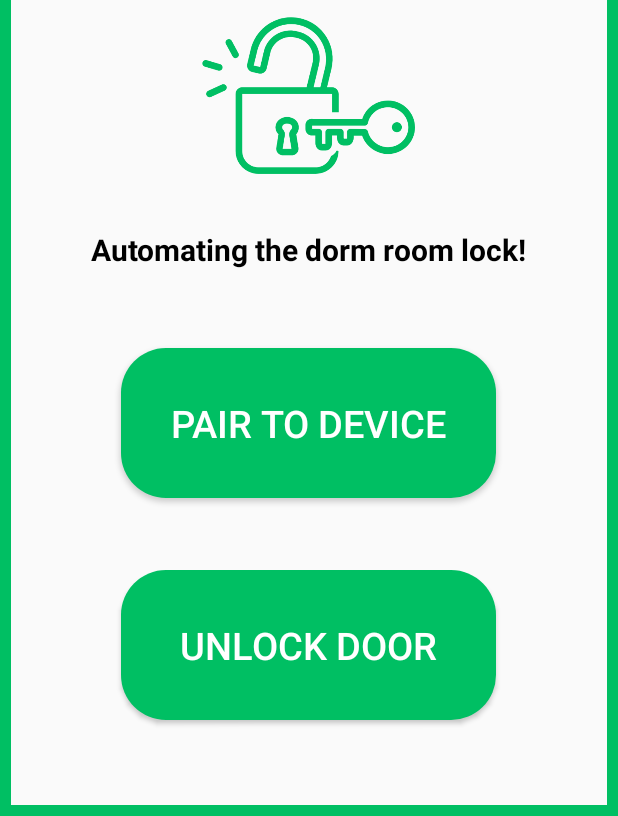
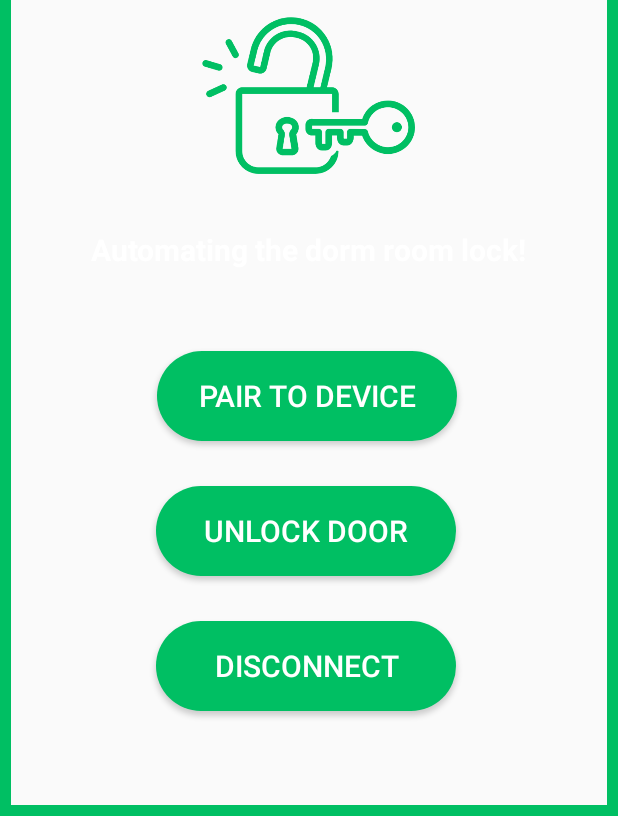
Before and after one commit to Adam-Omarali/door-opener, an Android app: the screen it shows after launch (MainActivity), on a phone screen of 412 x 824 dp, the part 420-1236 px from its top. Run offline under Robolectric (Android 15) with nearby library versions, the phone set to English and light mode, and no system bars.

Commit message:
latest buttons for main activity

```diff
--- a/locked-in-app/app/src/main/java/com/example/locked_in/MainActivity.java
+++ b/locked-in-app/app/src/main/java/com/example/locked_in/MainActivity.java
@@ -71,8 +71,8 @@ public class MainActivity extends AppCompatActivity {
         setContentView(R.layout.activity_main);
 
         final Button buttonConnect = findViewById(R.id.bluetooth_pair);
-
         final Button buttonMotor = findViewById(R.id.unlock_door);
+        final Button buttonDisconnect = findViewById(R.id.disconnect);
 
         final TextView textViewinfo = findViewById(R.id.headingText);
 
@@ -88,6 +88,14 @@ public class MainActivity extends AppCompatActivity {
             BluetoothAdapter bluetoothAdapter = BluetoothAdapter.getDefaultAdapter();
             createConnectThread = new CreateConnectThread(bluetoothAdapter, deviceAddress, this, this);
             createConnectThread.start();
+
+            buttonDisconnect.setOnClickListener(new View.OnClickListener() {
+                @Override
+                public void onClick(View view) {
+                    createConnectThread.cancel();
+                    connectedThread.cancel();
+                }
+            });
         }
 
         handler = new Handler(Looper.getMainLooper()) {
@@ -119,6 +127,15 @@ public class MainActivity extends AppCompatActivity {
                 startActivity(intent);
             }
         });
+
+        if (deviceName == null) {
+            buttonDisconnect.setOnClickListener(new View.OnClickListener() {
+                @Override
+                public void onClick(View view) {
+                    Toast.makeText(MainActivity.this, "No Current Connections!", Toast.LENGTH_LONG).show();
+                }
+            });
+        }
 
         buttonMotor.setOnClickListener(new View.OnClickListener() {
             @Override
--- a/locked-in-app/app/src/main/res/layout/activity_main.xml
+++ b/locked-in-app/app/src/main/res/layout/activity_main.xml
@@ -29,8 +29,8 @@
             android:layout_marginBottom="15dp"
             android:src="@drawable/tools" />
 
+    </RelativeLayout>
 
-    </RelativeLayout>
 
     <ImageView
         android:id="@+id/imageView"
@@ -52,7 +52,7 @@
         android:layout_marginBottom="364dp"
         android:text="Automating the dorm room lock!"
         android:textAlignment="center"
-        android:textColor="@color/black"
+        android:textColor="@color/white"
         android:textSize="20dp"
         android:textStyle="bold"
 
@@ -79,34 +79,50 @@
 
     <Button
         android:id="@+id/bluetooth_pair"
-        android:layout_width="250dp"
-        android:layout_height="100dp"
+        android:layout_width="200dp"
+        android:layout_height="60dp"
         android:background="@drawable/rounded_button_background"
         android:text="PAIR TO DEVICE"
         android:textColor="@color/white"
-        android:textSize="25dp"
+        android:textSize="20dp"
 
         app:layout_constraintBottom_toTopOf="@+id/unlock_door"
         app:layout_constraintEnd_toEndOf="parent"
-        app:layout_constraintHorizontal_bias="0.496"
+        app:layout_constraintHorizontal_bias="0.493"
         app:layout_constraintStart_toStartOf="parent"
         app:layout_constraintTop_toTopOf="parent"
-        app:layout_constraintVertical_bias="0.905" />
+        app:layout_constraintVertical_bias="0.938" />
 
     <Button
         android:id="@+id/unlock_door"
-        android:layout_width="250dp"
-        android:layout_height="100dp"
-        android:layout_marginBottom="64dp"
+        android:layout_width="200dp"
+        android:layout_height="60dp"
+        android:layout_marginBottom="160dp"
         android:background="@drawable/rounded_button_background"
 
         android:text="UNLOCK DOOR"
         android:textColor="@color/white"
-        android:textSize="25dp"
+        android:textSize="20dp"
         app:layout_constraintBottom_toBottomOf="parent"
         app:layout_constraintEnd_toEndOf="parent"
-        app:layout_constraintHorizontal_bias="0.496"
+        app:layout_constraintHorizontal_bias="0.49"
         app:layout_constraintStart_toStartOf="parent" />
+
+    <Button
+        android:id="@+id/disconnect"
+        android:layout_width="200dp"
+        android:layout_height="60dp"
+        android:layout_marginBottom="40dp"
+        android:background="@drawable/rounded_button_background"
+
+        android:text="DISCONNECT"
+        android:textColor="@color/white"
+        android:textSize="20dp"
+        app:layout_constraintBottom_toBottomOf="parent"
+        app:layout_constraintEnd_toEndOf="parent"
+        app:layout_constraintHorizontal_bias="0.49"
+        app:layout_constraintStart_toStartOf="parent"
+        app:layout_constraintTop_toBottomOf="@+id/unlock_door" />
 
 
 </androidx.constraintlayout.widget.ConstraintLayout>
```
Also changed, not shown: locked-in-app/app/src/main/java/com/example/locked_in/SelectBluetoothDevice.java (+10 -0 lines), locked-in-app/app/src/main/res/layout/activity_select_bluetooth_device.xml (+17 -1 lines).
